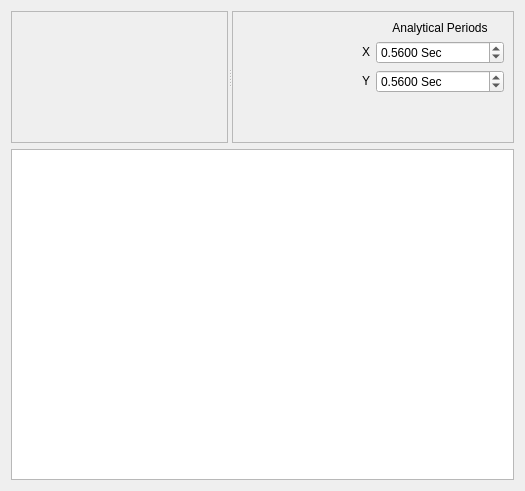
The window that widgets/earthquake_factor.ui (ebrahimraeyat/civilTools) describes before a commit, drawn with Qt 5.
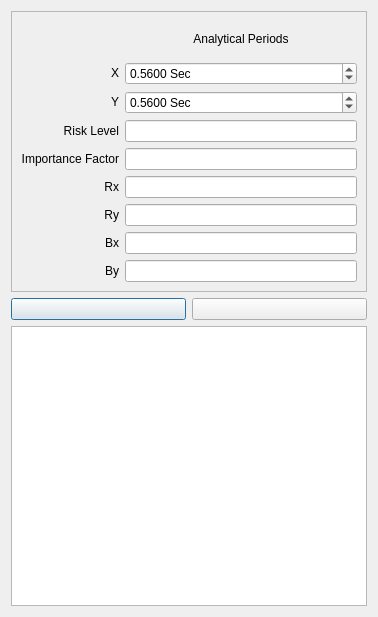
The same window after the commit. Icons and pictures are not drawn.

Commit message: adding export to etabs and word to earthquake command

```diff
--- a/widgets/earthquake_factor.ui
+++ b/widgets/earthquake_factor.ui
@@ -6,8 +6,8 @@
    <rect>
     <x>0</x>
     <y>0</y>
-    <width>525</width>
-    <height>491</height>
+    <width>378</width>
+    <height>617</height>
    </rect>
   </property>
   <property name="windowTitle">
@@ -15,30 +15,6 @@
   </property>
   <layout class="QVBoxLayout" name="verticalLayout">
    <item>
-    <widget class="QSplitter" name="hsplitter1">
-     <property name="orientation">
-      <enum>Qt::Horizontal</enum>
-     </property>
-     <widget class="QFrame" name="draw_frame">
-      <property name="sizePolicy">
-       <sizepolicy hsizetype="Expanding" vsizetype="Expanding">
-        <horstretch>0</horstretch>
-        <verstretch>0</verstretch>
-       </sizepolicy>
-      </property>
-      <property name="cursor">
-       <cursorShape>OpenHandCursor</cursorShape>
-      </property>
-      <property name="layoutDirection">
-       <enum>Qt::LeftToRight</enum>
-      </property>
-      <property name="frameShape">
-       <enum>QFrame::StyledPanel</enum>
-      </property>
-      <property name="frameShadow">
-       <enum>QFrame::Raised</enum>
-      </property>
-     </widget>
      <widget class="QFrame" name="frame">
       <property name="sizePolicy">
        <sizepolicy hsizetype="Expanding" vsizetype="Expanding">
@@ -55,7 +31,17 @@
       <property name="frameShadow">
        <enum>QFrame::Raised</enum>
       </property>
-      <layout class="QGridLayout" name="gridLayout_2">
+     <layout class="QGridLayout" name="gridLayout">
+      <item row="0" column="1">
+       <widget class="QLabel" name="label">
+        <property name="text">
+         <string>Analytical Periods</string>
+        </property>
+        <property name="alignment">
+         <set>Qt::AlignCenter</set>
+        </property>
+       </widget>
+      </item>
        <item row="1" column="0">
         <widget class="QLabel" name="label_11">
          <property name="text">
@@ -66,30 +52,11 @@
          </property>
         </widget>
        </item>
-       <item row="2" column="1">
-        <widget class="QDoubleSpinBox" name="yTAnalaticalSpinBox">
-         <property name="suffix">
-          <string> Sec</string>
-         </property>
-         <property name="decimals">
-          <number>4</number>
-         </property>
-         <property name="minimum">
-          <double>0.010000000000000</double>
-         </property>
-         <property name="maximum">
-          <double>10.000000000000000</double>
-         </property>
-         <property name="singleStep">
-          <double>0.050000000000000</double>
-         </property>
-         <property name="value">
-          <double>0.560000000000000</double>
-         </property>
-        </widget>
-       </item>
        <item row="1" column="1">
         <widget class="QDoubleSpinBox" name="xTAnalaticalSpinBox">
+        <property name="layoutDirection">
+         <enum>Qt::LeftToRight</enum>
+        </property>
          <property name="suffix">
           <string> Sec</string>
          </property>
@@ -120,32 +87,173 @@
          </property>
         </widget>
        </item>
-       <item row="0" column="1">
-        <widget class="QLabel" name="label">
+      <item row="2" column="1">
+       <widget class="QDoubleSpinBox" name="yTAnalaticalSpinBox">
+        <property name="layoutDirection">
+         <enum>Qt::LeftToRight</enum>
+        </property>
+        <property name="suffix">
+         <string> Sec</string>
+        </property>
+        <property name="decimals">
+         <number>4</number>
+        </property>
+        <property name="minimum">
+         <double>0.010000000000000</double>
+        </property>
+        <property name="maximum">
+         <double>10.000000000000000</double>
+        </property>
+        <property name="singleStep">
+         <double>0.050000000000000</double>
+        </property>
+        <property name="value">
+         <double>0.560000000000000</double>
+        </property>
+       </widget>
+      </item>
+      <item row="3" column="0">
+       <widget class="QLabel" name="label_2">
          <property name="text">
-          <string>Analytical Periods</string>
+         <string>Risk Level</string>
          </property>
          <property name="alignment">
-          <set>Qt::AlignCenter</set>
+         <set>Qt::AlignRight|Qt::AlignTrailing|Qt::AlignVCenter</set>
          </property>
         </widget>
        </item>
-       <item row="3" column="0" colspan="2">
-        <spacer name="verticalSpacer">
-         <property name="orientation">
-          <enum>Qt::Vertical</enum>
-         </property>
-         <property name="sizeHint" stdset="0">
-          <size>
-           <width>20</width>
-           <height>40</height>
-          </size>
-         </property>
-        </spacer>
-       </item>
-      </layout>
-     </widget>
-    </widget>
+      <item row="3" column="1">
+       <widget class="QLineEdit" name="risk_level">
+        <property name="readOnly">
+         <bool>true</bool>
+        </property>
+       </widget>
+      </item>
+      <item row="4" column="0">
+       <widget class="QLabel" name="label_3">
+        <property name="text">
+         <string>Importance Factor</string>
+        </property>
+        <property name="alignment">
+         <set>Qt::AlignRight|Qt::AlignTrailing|Qt::AlignVCenter</set>
+        </property>
+       </widget>
+      </item>
+      <item row="4" column="1">
+       <widget class="QLineEdit" name="importance_factor">
+        <property name="readOnly">
+         <bool>true</bool>
+        </property>
+       </widget>
+      </item>
+      <item row="5" column="0">
+       <widget class="QLabel" name="label_4">
+        <property name="text">
+         <string>Rx</string>
+        </property>
+        <property name="alignment">
+         <set>Qt::AlignRight|Qt::AlignTrailing|Qt::AlignVCenter</set>
+        </property>
+       </widget>
+      </item>
+      <item row="5" column="1">
+       <widget class="QLineEdit" name="rx">
+        <property name="readOnly">
+         <bool>true</bool>
+        </property>
+       </widget>
+      </item>
+      <item row="6" column="0">
+       <widget class="QLabel" name="label_5">
+        <property name="text">
+         <string>Ry</string>
+        </property>
+        <property name="alignment">
+         <set>Qt::AlignRight|Qt::AlignTrailing|Qt::AlignVCenter</set>
+        </property>
+       </widget>
+      </item>
+      <item row="6" column="1">
+       <widget class="QLineEdit" name="ry">
+        <property name="readOnly">
+         <bool>true</bool>
+        </property>
+       </widget>
+      </item>
+      <item row="7" column="0">
+       <widget class="QLabel" name="label_7">
+        <property name="text">
+         <string>Bx</string>
+        </property>
+        <property name="alignment">
+         <set>Qt::AlignRight|Qt::AlignTrailing|Qt::AlignVCenter</set>
+        </property>
+       </widget>
+      </item>
+      <item row="7" column="1">
+       <widget class="QLineEdit" name="bx">
+        <property name="readOnly">
+         <bool>true</bool>
+        </property>
+       </widget>
+      </item>
+      <item row="8" column="0">
+       <widget class="QLabel" name="label_6">
+        <property name="text">
+         <string>By</string>
+        </property>
+        <property name="alignment">
+         <set>Qt::AlignRight|Qt::AlignTrailing|Qt::AlignVCenter</set>
+        </property>
+       </widget>
+      </item>
+      <item row="8" column="1">
+       <widget class="QLineEdit" name="by">
+        <property name="readOnly">
+         <bool>true</bool>
+        </property>
+       </widget>
+      </item>
+     </layout>
+    </widget>
+   </item>
+   <item>
+    <layout class="QHBoxLayout" name="horizontalLayout">
+     <item>
+      <widget class="QPushButton" name="apply_to_etabs">
+       <property name="text">
+        <string/>
+       </property>
+       <property name="icon">
+        <iconset resource="../civiltools.qrc">
+         <normaloff>:/civiltools/images/etabs.png</normaloff>:/civiltools/images/etabs.png</iconset>
+       </property>
+       <property name="iconSize">
+        <size>
+         <width>80</width>
+         <height>80</height>
+        </size>
+       </property>
+      </widget>
+     </item>
+     <item>
+      <widget class="QPushButton" name="export_to_word">
+       <property name="text">
+        <string/>
+       </property>
+       <property name="icon">
+        <iconset resource="../civiltools.qrc">
+         <normaloff>:/civiltools/images/word.svg</normaloff>:/civiltools/images/word.svg</iconset>
+       </property>
+       <property name="iconSize">
+        <size>
+         <width>80</width>
+         <height>80</height>
+        </size>
+       </property>
+      </widget>
+     </item>
+    </layout>
    </item>
    <item>
     <widget class="QTableView" name="structure_properties_table">
```
Left out of the diff: 4 changed lines with no effect on the pictures. Lines whose indentation alone changed are shown as unchanged. The commit also changes 4 other files.
